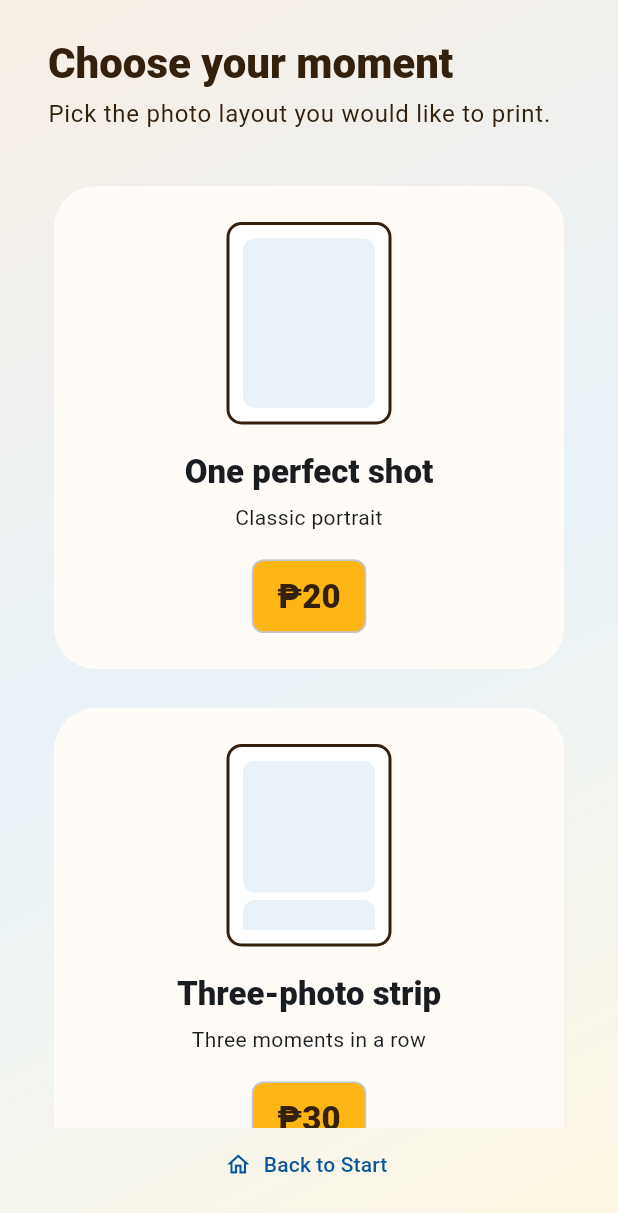
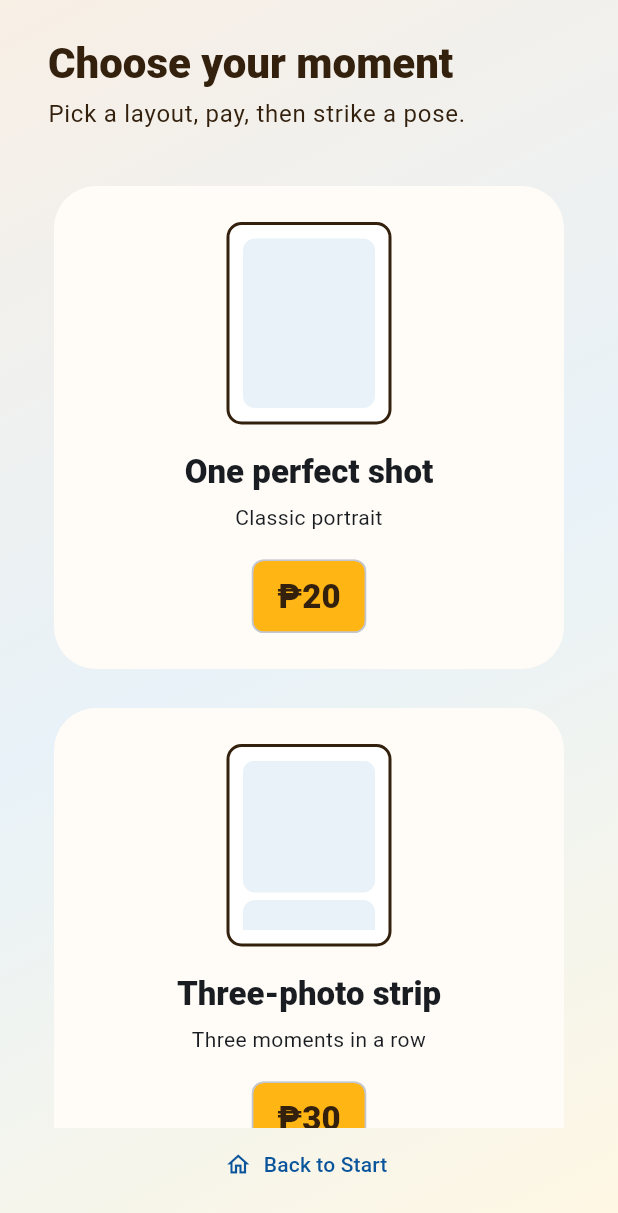
Before and after one commit to rochiey/skyeloopprints, a Flutter app: the LayoutSelectScreen widget shown alone on an empty page, opened directly, on a phone screen of 412 x 824 dp. Shown: the top 1213 px of the screen. Run offline on Flutter 3.47's test engine with Material 3 defaults, Android fonts, the phone set to English and light mode, and no system bars; our stand-ins replace camera, connectivity_plus, file_picker, permission_handler, qr_flutter, shared_preferences and 2 more; missing offline and left inert: shelf_router; accounts and stored records are empty.

Commit message:
Refactor navigation flow by replacing CaptureScreen and PreviewEditScreen references with PaymentScreen in layout and capture screens

```diff
--- a/lib/screens/production/capture_screen.dart
+++ b/lib/screens/production/capture_screen.dart
@@ -13,7 +13,7 @@ import '../../theme/skyeloop_theme.dart';
 import '../../widgets/back_to_start_button.dart';
 import '../../widgets/kiosk_shell.dart';
 import '../../widgets/screen_heading.dart';
-import 'payment_screen.dart';
+import 'preview_edit_screen.dart';
 
 class CaptureScreen extends StatefulWidget {
   const CaptureScreen({super.key});
@@ -122,7 +122,7 @@ class _CaptureScreenState extends State<CaptureScreen> with WidgetsBindingObserv
         await Future<void>.delayed(const Duration(milliseconds: 600));
         if (!mounted) return;
         Navigator.of(context).push(
-          MaterialPageRoute<void>(builder: (_) => const PaymentScreen()),
+          MaterialPageRoute<void>(builder: (_) => const PreviewEditScreen()),
         );
       }
     } on CameraException catch (error) {
@@ -158,7 +158,7 @@ class _CaptureScreenState extends State<CaptureScreen> with WidgetsBindingObserv
     if (!mounted) return;
     setState(() => _capturing = false);
     if (session.photoPaths.length == session.tier.shotCount) {
-      Navigator.of(context).push(MaterialPageRoute<void>(builder: (_) => const PaymentScreen()));
+      Navigator.of(context).push(MaterialPageRoute<void>(builder: (_) => const PreviewEditScreen()));
     }
   }
 
--- a/lib/screens/production/layout_select_screen.dart
+++ b/lib/screens/production/layout_select_screen.dart
@@ -6,7 +6,7 @@ import '../../theme/skyeloop_theme.dart';
 import '../../widgets/back_to_start_button.dart';
 import '../../widgets/kiosk_shell.dart';
 import '../../widgets/screen_heading.dart';
-import 'capture_screen.dart';
+import 'payment_screen.dart';
 
 class LayoutSelectScreen extends StatelessWidget {
   const LayoutSelectScreen({super.key});
@@ -18,7 +18,7 @@ class LayoutSelectScreen extends StatelessWidget {
       child: KioskShell(
         header: const ScreenHeading(
           title: 'Choose your moment',
-          subtitle: 'Pick the photo layout you would like to print.',
+          subtitle: 'Pick a layout, pay, then strike a pose.',
         ),
         footer: const BackToStartButton(),
         child: LayoutBuilder(
@@ -66,7 +66,7 @@ class _TierCard extends StatelessWidget {
         onTap: () {
           AppScope.of(context, listen: false).beginSession(tier);
           Navigator.of(context).push(
-            MaterialPageRoute<void>(builder: (_) => const CaptureScreen()),
+            MaterialPageRoute<void>(builder: (_) => const PaymentScreen()),
           );
         },
         child: Padding(
--- a/lib/screens/production/payment_screen.dart
+++ b/lib/screens/production/payment_screen.dart
@@ -7,7 +7,7 @@ import '../../theme/skyeloop_theme.dart';
 import '../../widgets/back_to_start_button.dart';
 import '../../widgets/kiosk_shell.dart';
 import '../../widgets/screen_heading.dart';
-import 'preview_edit_screen.dart';
+import 'capture_screen.dart';
 
 class PaymentScreen extends StatelessWidget {
   const PaymentScreen({super.key});
@@ -23,7 +23,7 @@ class PaymentScreen extends StatelessWidget {
       child: KioskShell(
         header: ScreenHeading(
           title: 'Pay ${tier.priceLabel}',
-          subtitle: 'Scan the payment QR below. Tap Done after you have paid.',
+          subtitle: 'Scan the payment QR below, then tap Done to start your photo session.',
         ),
         footer: const BackToStartButton(),
         child: Center(
@@ -77,10 +77,10 @@ class PaymentScreen extends StatelessWidget {
                       const SizedBox(height: 22),
                       FilledButton.icon(
                         onPressed: () => Navigator.of(context).push(
-                          MaterialPageRoute<void>(builder: (_) => const PreviewEditScreen()),
+                          MaterialPageRoute<void>(builder: (_) => const CaptureScreen()),
                         ),
                         icon: const Icon(Icons.check_rounded),
-                        label: const Text('Done — I have paid'),
+                        label: const Text('Paid — Take photos'),
                       ),
                     ],
                   ),
```
